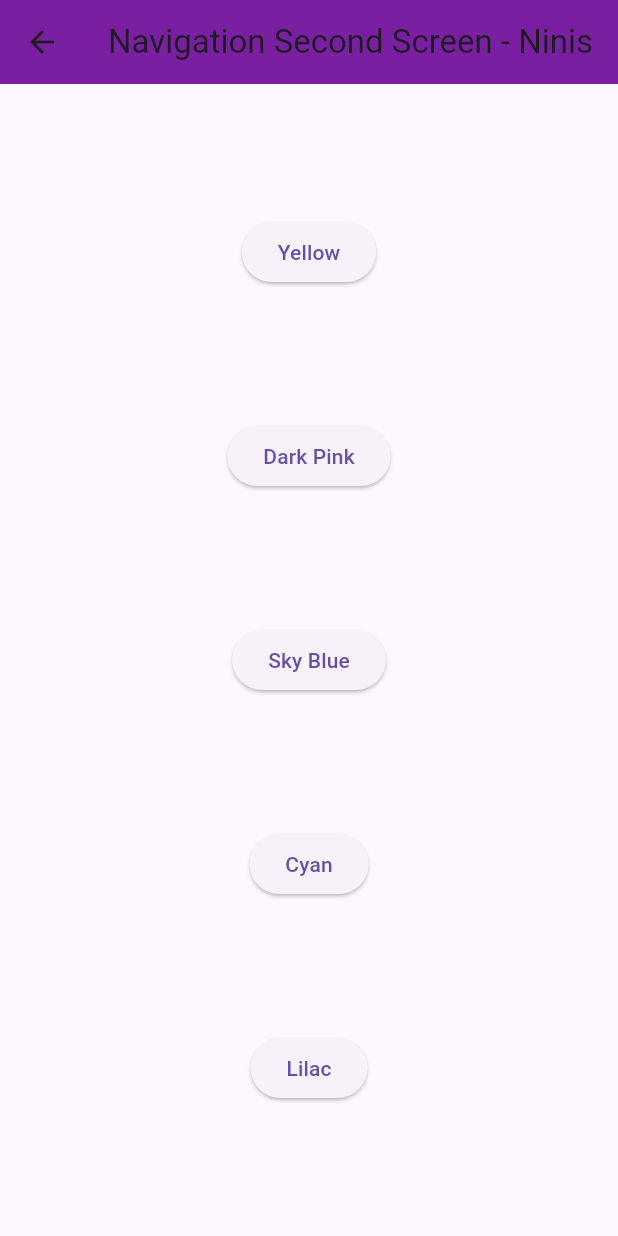
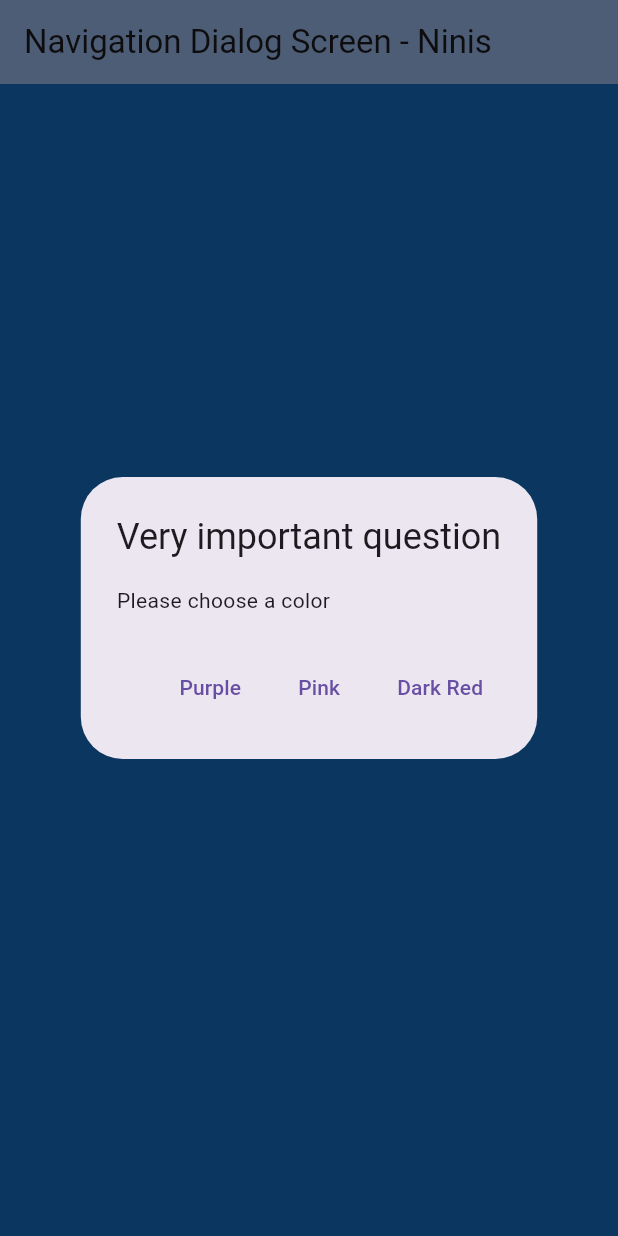
Before and after one commit to annisaeka123/Pemrograman-_Mobile_Semester5_2025-2026, a Flutter app: the screen it shows after launch, after a tap on "Change Color", on a phone screen of 412 x 824 dp. Run offline on Flutter 3.47's test engine with Material 3 defaults, Android fonts, the phone set to English and light mode, and no system bars; our stand-ins replace auto_size_text, camera, geolocator.

Commit message:
Praktikum 9: Memanfaatkan async/await dengan Widget Dialog

```diff
--- a/codelab11_dart/src/books/lib/main.dart
+++ b/codelab11_dart/src/books/lib/main.dart
@@ -5,6 +5,7 @@ import 'package:http/http.dart' as http;
 import 'package:async/async.dart';
 import 'geolocation.dart';
 import 'navigation_first.dart';
+import 'navigation_dialog.dart';
 
 void main() {
   runApp(const MyApp());
@@ -21,7 +22,8 @@ class MyApp extends StatelessWidget {
         primarySwatch: Colors.blue,
         visualDensity: VisualDensity.adaptivePlatformDensity,
       ),
-      home: const NavigationFirst(),
+      home: const NavigationDialogScreen(),
+      // home: const NavigationFirst(),
       // home: LocationScreen(),
       // home: const FuturePage(),
     );
--- /dev/null
+++ b/codelab11_dart/src/books/lib/navigation_dialog.dart
@@ -0,0 +1,70 @@
+import 'package:flutter/material.dart';
+
+class NavigationDialogScreen extends StatefulWidget {
+  const NavigationDialogScreen({super.key});
+
+  @override
+  State<NavigationDialogScreen> createState() => _NavigationDialogScreenState();
+}
+
+class _NavigationDialogScreenState extends State<NavigationDialogScreen> {
+  Color color = Colors.blue.shade700;
+
+  @override
+  Widget build(BuildContext context) {
+    return Scaffold(
+      backgroundColor: color,
+      appBar: AppBar(
+        title: const Text('Navigation Dialog Screen - Ninis'),
+        backgroundColor: const Color.fromARGB(255, 168, 203, 255),
+      ),
+      body: Center(
+        child: ElevatedButton(
+          child: const Text('Change Color'),
+          onPressed: () {
+            _showColorDialog(context);
+          },
+        ),
+      ),
+    );
+  }
+
+  Future<void> _showColorDialog(BuildContext context) async {
+    final selectedColor = await showDialog<Color>(
+      barrierDismissible: false,
+      context: context,
+      builder: (_) {
+        return AlertDialog(
+          title: const Text('Very important question'),
+          content: const Text('Please choose a color'),
+          actions: <Widget>[
+            TextButton(
+              child: const Text('Purple'),
+              onPressed: () {
+                Navigator.pop(context, const Color.fromARGB(255, 218, 139, 255));
+              },
+            ),
+            TextButton(
+              child: const Text('Pink'),
+              onPressed: () {
+                Navigator.pop(context, const Color.fromARGB(255, 254, 185, 255));
+              },
+            ),
+            TextButton(
+              child: const Text('Dark Red'),
+              onPressed: () {
+                Navigator.pop(context, const Color.fromARGB(255, 97, 0, 0));
+              },
+            ),
+          ],
+        );
+      },
+    );
+
+    if (selectedColor != null) {
+      setState(() {
+        color = selectedColor;
+      });
+    }
+  }
+}
```
Also changed, not shown: codelab11_dart/img/run1_p9.png (added), codelab11_dart/img/soal17.png (added).
